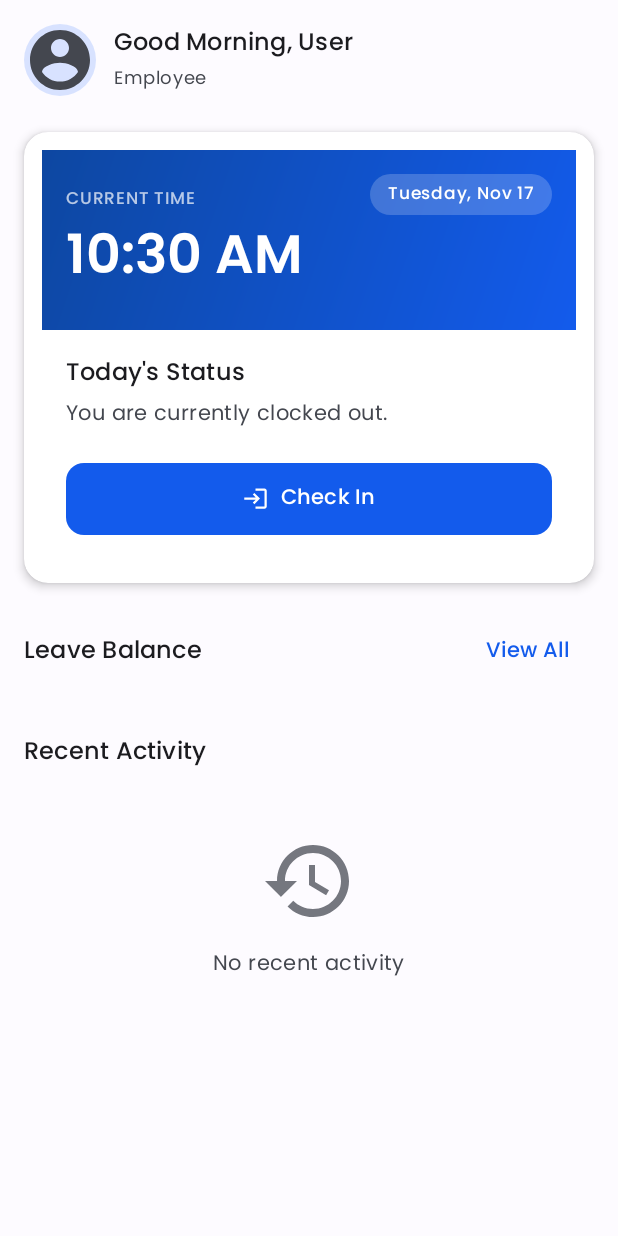
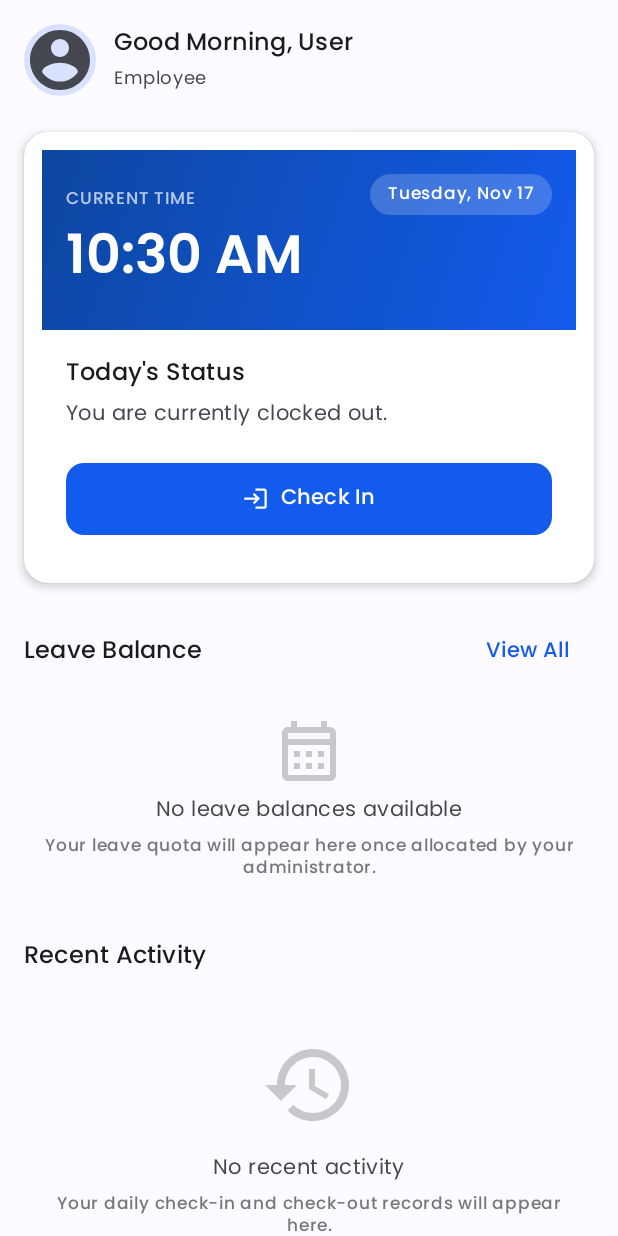
Before and after one commit to Shriram2005/Attendix, an Android app: the fragment EmployeeDashboardFragment shown on its own in the app's theme, on a phone screen of 412 x 824 dp. Run offline under Robolectric (Android 15) with nearby library versions, the phone set to English and light mode, and no system bars; our stand-ins replace CircleImageView, Dagger/Hilt's generated code; libraries missing offline, so code that uses them is left out: com.jakewharton.retrofit2; network calls fail.

Commit message:
Implemented better empty state handeling

```diff
--- a/app/src/main/java/com/windhands/attendix/ui/employee/EmployeeDashboardFragment.kt
+++ b/app/src/main/java/com/windhands/attendix/ui/employee/EmployeeDashboardFragment.kt
@@ -149,6 +149,8 @@ class EmployeeDashboardFragment : BaseFragment<FragmentEmployeeDashboardBinding>
                 launch {
                     viewModel.leaveBalances.collect { balances ->
                         leaveBalanceAdapter.submitList(balances)
+                        binding.layoutEmptyLeaveBalance.isVisible = balances.isEmpty()
+                        binding.rvLeaveBalance.isVisible = balances.isNotEmpty()
                     }
                 }
 
--- a/app/src/main/java/com/windhands/attendix/ui/employee/LeaveManagementFragment.kt
+++ b/app/src/main/java/com/windhands/attendix/ui/employee/LeaveManagementFragment.kt
@@ -109,9 +109,13 @@ class LeaveManagementFragment : Fragment() {
                             }
                             is LeaveBalanceState.Success -> {
                                 leaveBalanceAdapter.submitList(state.balances)
+                                binding.layoutEmptyLeaveBalance.isVisible = state.balances.isEmpty()
+                                binding.rvLeaveBalance.isVisible = state.balances.isNotEmpty()
                             }
                             is LeaveBalanceState.Error -> {
                                 Log.e(TAG, "LeaveBalanceState Error: ${state.message}")
+                                binding.layoutEmptyLeaveBalance.isVisible = true
+                                binding.rvLeaveBalance.isVisible = false
                                 Snackbar.make(binding.root, state.message, Snackbar.LENGTH_SHORT).show()
                             }
                         }
--- a/app/src/main/res/layout/fragment_employee_dashboard.xml
+++ b/app/src/main/res/layout/fragment_employee_dashboard.xml
@@ -341,6 +341,44 @@
                 tools:itemCount="3"
                 tools:listitem="@layout/item_leave_balance" />
 
+            <!-- Empty State for Leave Balances -->
+            <LinearLayout
+                android:id="@+id/layout_empty_leave_balance"
+                android:layout_width="match_parent"
+                android:layout_height="wrap_content"
+                android:orientation="vertical"
+                android:gravity="center"
+                android:paddingHorizontal="@dimen/spacing_lg"
+                android:paddingVertical="@dimen/spacing_md"
+                android:visibility="gone">
+
+                <ImageView
+                    android:layout_width="48dp"
+                    android:layout_height="48dp"
+                    android:src="@drawable/ic_calendar"
+                    android:alpha="0.4"
+                    app:tint="?attr/colorOutline"
+                    android:contentDescription="@null" />
+
+                <TextView
+                    android:layout_width="wrap_content"
+                    android:layout_height="wrap_content"
+                    android:layout_marginTop="@dimen/spacing_xs"
+                    android:text="@string/empty_leave_balance"
+                    android:textAppearance="@style/TextAppearance.Attendix.BodyMedium"
+                    android:textColor="?attr/colorOnSurfaceVariant" />
+
+                <TextView
+                    android:layout_width="wrap_content"
+                    android:layout_height="wrap_content"
+                    android:layout_marginTop="2dp"
+                    android:text="@string/empty_leave_balance_subtitle"
+                    android:textAppearance="@style/TextAppearance.Attendix.LabelSmall"
+                    android:textColor="?attr/colorOutline"
+                    android:gravity="center" />
+
+            </LinearLayout>
+
             <!-- Recent Activity Section -->
             <TextView
                 android:layout_width="wrap_content"
@@ -375,6 +413,7 @@
                     android:layout_width="64dp"
                     android:layout_height="64dp"
                     android:src="@drawable/ic_history"
+                    android:alpha="0.4"
                     app:tint="?attr/colorOutline"
                     android:contentDescription="@null" />
 
@@ -385,6 +424,15 @@
                     android:text="@string/empty_activity"
                     android:textAppearance="@style/TextAppearance.Attendix.BodyMedium"
                     android:textColor="?attr/colorOnSurfaceVariant" />
+
+                <TextView
+                    android:layout_width="wrap_content"
+                    android:layout_height="wrap_content"
+                    android:layout_marginTop="2dp"
+                    android:text="@string/empty_activity_subtitle"
+                    android:textAppearance="@style/TextAppearance.Attendix.LabelSmall"
+                    android:textColor="?attr/colorOutline"
+                    android:gravity="center" />
 
             </LinearLayout>
 
--- a/app/src/main/res/values/strings.xml
+++ b/app/src/main/res/values/strings.xml
@@ -37,6 +37,11 @@
     <string name="error_password_short">Password must be at least 8 characters</string>
 
     <!-- Empty States -->
+    <string name="empty_leave_balance">No leave balances available</string>
+    <string name="empty_leave_balance_subtitle">Your leave quota will appear here once allocated by your administrator.</string>
+    <string name="empty_activity_subtitle">Your daily check-in and check-out records will appear here.</string>
+    <string name="empty_attendance_history_subtitle">No attendance recorded for this month.</string>
+    <string name="admin_no_pending_approvals_subtitle">All leave requests have been reviewed.</string>
     <string name="empty_no_data">No data available</string>
     <string name="empty_employees_subtitle">Add employees to get started with attendance management.</string>
     <string name="search_employees_hint">Search by name, ID, or email</string>
```
Also changed, not shown: app/src/main/java/com/windhands/attendix/ui/employee/EmployeeDashboardViewModel.kt (+27 -0 lines), app/src/main/res/layout/fragment_admin_dashboard.xml (+9 -0 lines), app/src/main/res/layout/fragment_attendance_history.xml (+10 -0 lines), app/src/main/res/layout/fragment_leave_management.xml (+38 -0 lines).
